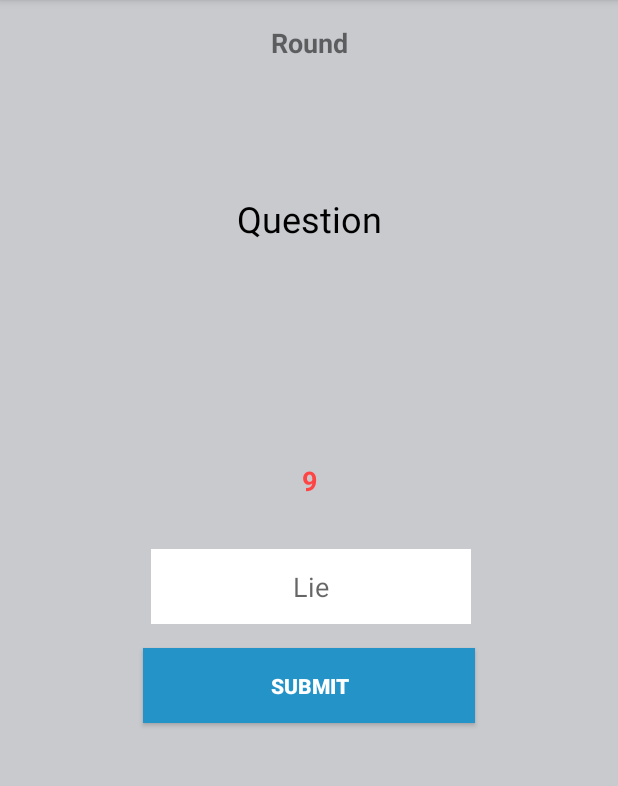
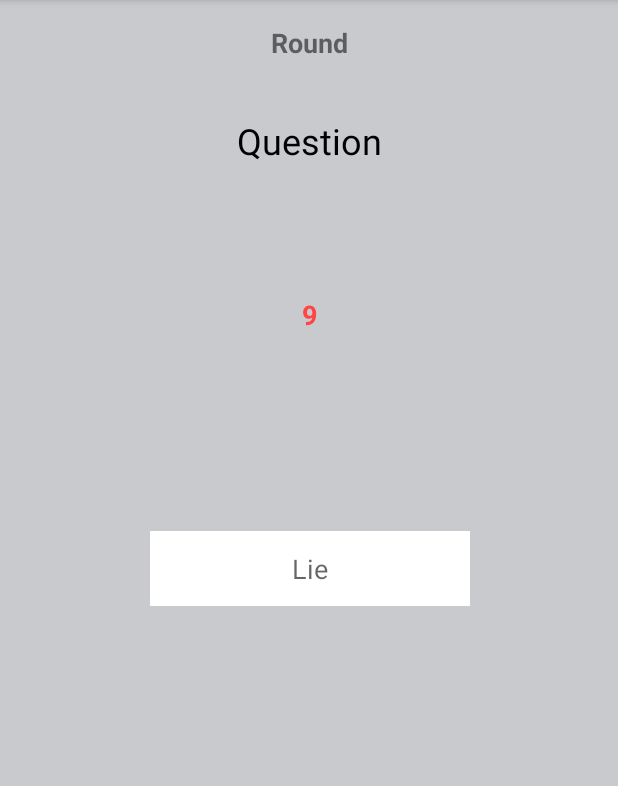
Before and after one commit to Abdullah-00/moyoon, an Android app: the Type_Lie screen opened directly, with no data from a screen before it, on a phone screen of 412 x 824 dp, the part 84-870 px from its top. Run offline under Robolectric (Android 15) with nearby library versions, the phone set to English and light mode, and no system bars; our stand-ins replace Firebase (no records; nobody signed in at launch, a user with empty details on screens opened directly), Volley; network calls fail; 3 statements that could not run were skipped.

Commit message:
Add improvmet in UIs V2

```diff
--- a/android/Moyoon/app/src/main/java/example/kfupm/moyoon/moyoon/Display_Answers.kt
+++ b/android/Moyoon/app/src/main/java/example/kfupm/moyoon/moyoon/Display_Answers.kt
@@ -60,9 +60,9 @@ class Display_Answers : AppCompatActivity() {
 
         val timer2 = MyCounter(10000, 1000)
         timer2.start()
-        isDoneChooseAnswer()
-        if (chooseAnswer == true)
-            timer2.cancel()
+//        isDoneChooseAnswer()
+//        if (chooseAnswer == true)
+//            timer2.cancel()
 
         //GetAnswers
         getAnswers()
--- a/android/Moyoon/app/src/main/java/example/kfupm/moyoon/moyoon/Type_Lie.kt
+++ b/android/Moyoon/app/src/main/java/example/kfupm/moyoon/moyoon/Type_Lie.kt
@@ -52,7 +52,7 @@ class Type_Lie : AppCompatActivity() {
         }
 
 
-        roundText.text = "Round " + Global.roundID[Global.roundNum] +", " +Global.questionNum
+        roundText.text = "Round " + Global.roundID[Global.roundNum] +",Questio 1 " +Global.questionNum
         //// Display Question
         db.collection("Session").document(Global.sessionID)
             .collection("Rounds").document(Global.roundID[Global.roundNum])
@@ -69,9 +69,9 @@ class Type_Lie : AppCompatActivity() {
             }
 
         timer.start()
-        isDoneSubmitAnswer()
-        if (submitAnswer == true)
-            timer.cancel()
+//        isDoneSubmitAnswer()
+//        if (submitAnswer == true)
+//            timer.cancel()
 
 //        submit_lie.setOnClickListener{
 //
--- a/android/Moyoon/app/src/main/res/layout/type_lie.xml
+++ b/android/Moyoon/app/src/main/res/layout/type_lie.xml
@@ -19,34 +19,24 @@
             app:layout_constraintBottom_toBottomOf="parent"
             android:background="#FFFFFF" android:hint="@string/Lie" android:textAlignment="center"
             android:layout_marginStart="2dp" android:layout_marginTop="8dp"
-            app:layout_constraintTop_toTopOf="@+id/roundText"/>
-    <Button
-            android:text="@string/Submit_lie"
-            android:layout_width="221dp"
-            android:layout_height="50dp"
-            android:id="@+id/Submit_lie"
-            android:background="#2493C8"
-            android:textColor="#FFFF" android:textStyle="normal|bold"
-            android:layout_marginTop="16dp"
-            app:layout_constraintTop_toBottomOf="@+id/Lie"
-            app:layout_constraintEnd_toEndOf="parent"
-            app:layout_constraintStart_toStartOf="parent"/>
+            app:layout_constraintTop_toTopOf="@+id/roundText" app:layout_constraintHorizontal_bias="0.497"
+            app:layout_constraintVertical_bias="0.482"/>
     <TextView
             android:layout_width="0dp"
-            android:layout_height="145dp"
+            android:layout_height="104dp"
             app:layout_constraintStart_toStartOf="parent" app:layout_constraintEnd_toEndOf="parent"
             android:id="@+id/question_desplay"
             android:text="Question"
             android:textAlignment="center" android:textSize="24sp" android:layout_marginTop="8dp"
             app:layout_constraintTop_toBottomOf="@+id/roundText" android:layout_marginBottom="8dp"
             app:layout_constraintBottom_toTopOf="@+id/Lie"
-            app:layout_constraintVertical_bias="0.464" android:layout_marginEnd="16dp"
+            app:layout_constraintVertical_bias="0.012" android:layout_marginEnd="16dp"
             android:layout_marginStart="16dp" app:layout_constraintHorizontal_bias="0.0"
             android:textColor="@android:color/black"/>
     <TextView
             android:text="Round"
-            android:layout_width="144dp"
-            android:layout_height="33dp"
+            android:layout_width="183dp"
+            android:layout_height="51dp"
             app:layout_constraintStart_toStartOf="parent" app:layout_constraintEnd_toEndOf="parent"
             android:id="@+id/roundText" android:textAlignment="center" android:textStyle="bold"
             android:layout_marginTop="16dp" app:layout_constraintTop_toTopOf="parent" android:textSize="18sp"
@@ -59,5 +49,6 @@
             android:id="@+id/timerTxt" android:layout_marginTop="16dp"
             app:layout_constraintTop_toBottomOf="@+id/question_desplay" android:layout_marginBottom="16dp"
             app:layout_constraintBottom_toTopOf="@+id/Lie" android:textAlignment="center" android:textStyle="bold"
-            android:textSize="18sp" android:textColor="@android:color/holo_red_light"/>
+            android:textSize="18sp" android:textColor="@android:color/holo_red_light"
+            app:layout_constraintHorizontal_bias="0.0" app:layout_constraintVertical_bias="0.0"/>
 </android.support.constraint.ConstraintLayout>
```
